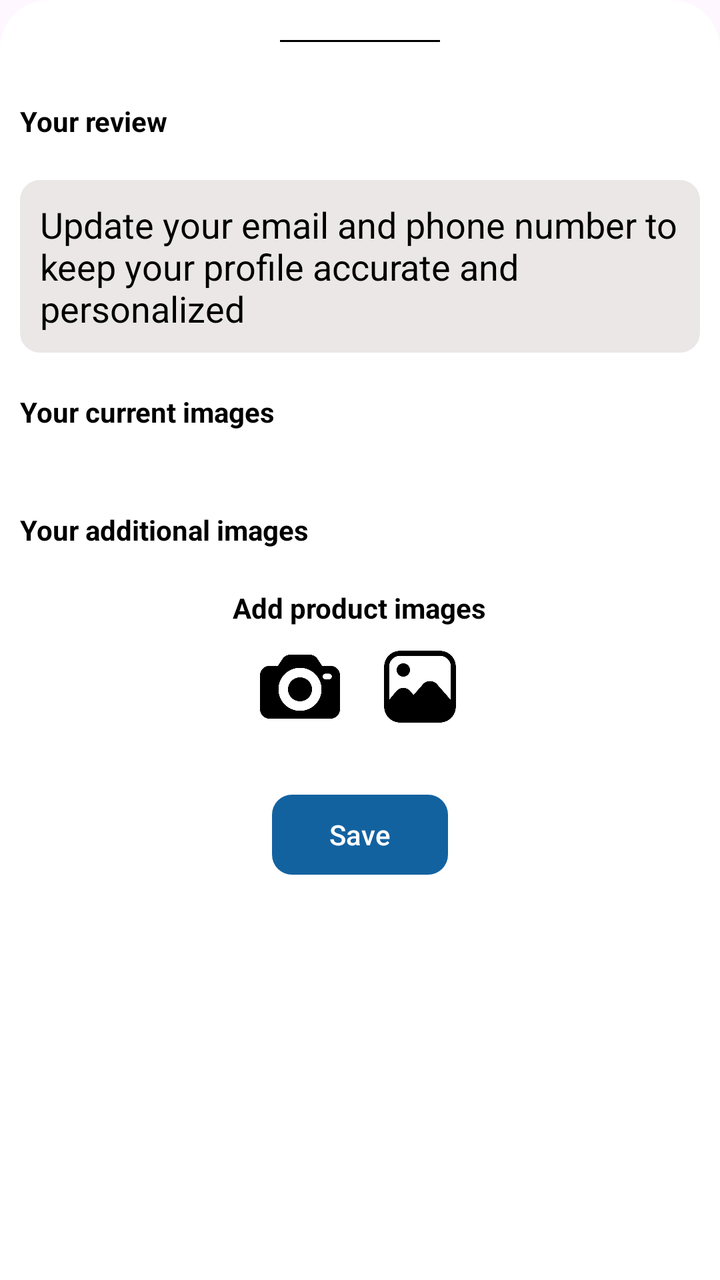
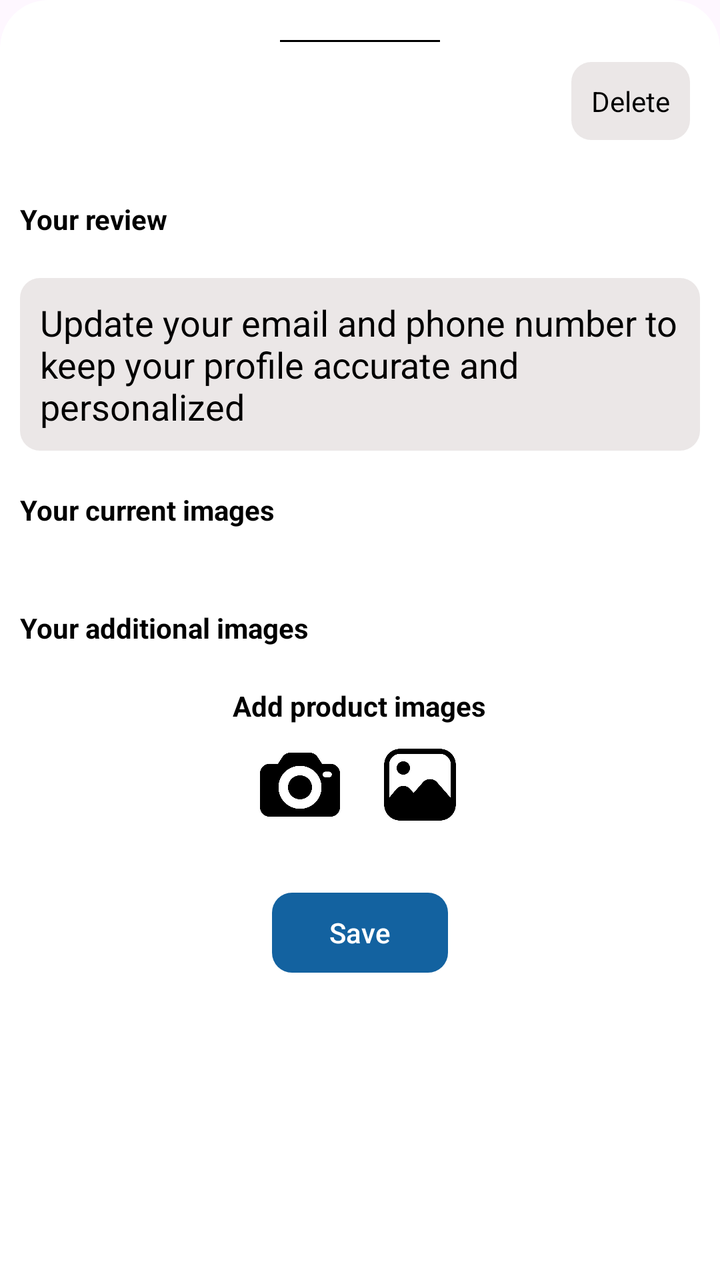

Screens rendered from an Android XML layout before and after an edit, with the pre-edit source and the edit as a unified diff.
<!-- AndroidManifest.xml: application theme Theme.ShoppingApp -->
<!-- res/layout/fragment_my_review.xml -->
<?xml version="1.0" encoding="utf-8"?>
<androidx.core.widget.NestedScrollView xmlns:android="http://schemas.android.com/apk/res/android"
    xmlns:app="http://schemas.android.com/apk/res-auto"
    xmlns:tools="http://schemas.android.com/tools"
    android:layout_width="match_parent"
    android:layout_height="match_parent"
    android:background="@drawable/corner_bottom_sheet"
    android:clipToOutline="true"
    android:orientation="vertical"
    tools:context=".ui.view.fragment.user.MyReviewFragment"
    tools:targetApi="31">
    
    <FrameLayout
        android:layout_width="match_parent"
        android:layout_height="wrap_content">

        <LinearLayout
            android:layout_width="match_parent"
            android:layout_height="wrap_content"
            android:orientation="vertical">

            <View
                android:layout_width="80dp"
                android:layout_height="1dp"
                android:layout_gravity="center_horizontal"
                android:layout_marginTop="20dp"
                android:background="@color/black" />

            <androidx.recyclerview.widget.RecyclerView
                android:id="@+id/recycler_view_star"
                android:layout_width="wrap_content"
                android:layout_height="wrap_content"
                android:layout_gravity="center_horizontal"
                android:layout_marginTop="20dp" />

            <com.google.android.material.textview.MaterialTextView
                android:layout_width="wrap_content"
                android:layout_height="wrap_content"
                android:layout_margin="10dp"
                android:text="@string/your_review"
                android:textColor="@color/black"
                android:textStyle="bold" />

            <androidx.appcompat.widget.AppCompatEditText
                android:id="@+id/edt_review"
                android:layout_width="match_parent"
                android:layout_height="wrap_content"
                android:layout_margin="10dp"
                android:background="@drawable/border_view"
                android:backgroundTint="@color/light_grey"
                android:inputType="textMultiLine"
                android:padding="10dp"
                android:text="@string/update_your_email_and_phone_number_to_keep_your_profile_accurate_and_personalized"
                android:textColor="@color/black" />

            <com.google.android.material.textview.MaterialTextView
                android:layout_width="wrap_content"
                android:layout_height="wrap_content"
                android:layout_margin="10dp"
                android:text="@string/your_images"
                android:textColor="@color/black"
                android:textStyle="bold" />

            <androidx.recyclerview.widget.RecyclerView
                android:id="@+id/recycler_view_review_image"
                android:layout_width="match_parent"
                android:layout_height="wrap_content"
                android:layout_margin="10dp" />

            <com.google.android.material.textview.MaterialTextView
                android:id="@+id/tv_ntts1"
                android:layout_width="wrap_content"
                android:layout_height="wrap_content"
                android:layout_gravity="center_horizontal"
                android:text="@string/nothing_to_show"
                android:visibility="gone" />

            <com.google.android.material.textview.MaterialTextView
                android:layout_width="wrap_content"
                android:layout_height="wrap_content"
                android:layout_marginStart="10dp"
                android:layout_marginTop="10dp"
                android:layout_marginEnd="10dp"
                android:text="@string/your_additional_images"
                android:textColor="@color/black"
                android:textStyle="bold" />

            <include
                android:id="@+id/layout_add_image"
                layout="@layout/layout_add_image"
                android:layout_width="match_parent"
                android:layout_height="wrap_content"
                android:layout_gravity="center_horizontal" />

            <com.google.android.material.textview.MaterialTextView
                android:id="@+id/tv_ntts2"
                android:layout_width="wrap_content"
                android:layout_height="wrap_content"
                android:layout_gravity="center_horizontal"
                android:text="@string/nothing_to_show"
                android:visibility="gone" />

            <com.google.android.material.button.MaterialButton
                android:id="@+id/btn_edit_review"
                android:layout_width="wrap_content"
                android:layout_height="wrap_content"
                android:layout_gravity="center_horizontal"
                android:layout_marginTop="20dp"
                android:layout_marginBottom="10dp"
                android:text="@string/save"
                android:textColor="@color/white"
                app:backgroundTint="@color/button_color"
                app:cornerRadius="10dp" />

        </LinearLayout>

        <include
            android:id="@+id/layout_shimmer"
            layout="@layout/layout_shimmer"
            android:layout_width="match_parent"
            android:layout_height="match_parent"
            android:visibility="gone" />

    </FrameLayout>

</androidx.core.widget.NestedScrollView>
<!-- res/layout/layout_add_image.xml (included above) -->
<?xml version="1.0" encoding="utf-8"?>
<LinearLayout xmlns:android="http://schemas.android.com/apk/res/android"
    android:layout_width="match_parent"
    android:layout_height="wrap_content"
    xmlns:app="http://schemas.android.com/apk/res-auto"
    android:orientation="vertical">

    <com.google.android.material.textview.MaterialTextView
        android:layout_width="wrap_content"
        android:layout_height="wrap_content"
        android:layout_gravity="center_horizontal"
        android:layout_marginTop="20dp"
        android:text="@string/add_product_images"
        android:textColor="@color/black"
        android:textStyle="bold" />

    <LinearLayout
        android:layout_width="wrap_content"
        android:layout_height="wrap_content"
        android:layout_gravity="center_horizontal"
        android:layout_marginTop="10dp"
        android:orientation="horizontal">

        <androidx.appcompat.widget.AppCompatImageView
            android:id="@+id/img_take_photo"
            android:layout_width="40dp"
            android:layout_height="40dp"
            app:srcCompat="@drawable/icon_photo_camera" />

        <androidx.appcompat.widget.AppCompatImageView
            android:id="@+id/img_gallery"
            android:layout_width="40dp"
            android:layout_height="40dp"
            android:layout_marginStart="20dp"
            app:srcCompat="@drawable/icon_from_gallery" />

    </LinearLayout>

    <androidx.recyclerview.widget.RecyclerView
        android:id="@+id/recycler_view_image"
        android:layout_width="match_parent"
        android:layout_height="wrap_content"
        android:layout_marginStart="10dp"
        android:layout_marginTop="10dp"
        android:layout_marginEnd="10dp" />

</LinearLayout>
<!-- res/layout/layout_shimmer.xml (included above) -->
<?xml version="1.0" encoding="utf-8"?>
<FrameLayout xmlns:android="http://schemas.android.com/apk/res/android"
    android:id="@+id/frame_shimmer"
    android:layout_width="match_parent"
    android:layout_height="match_parent">

    <View
        android:layout_width="match_parent"
        android:layout_height="match_parent"
        android:background="@color/over_lay" />

    <ProgressBar
        android:layout_width="wrap_content"
        android:layout_height="wrap_content"
        android:layout_gravity="center"
        android:indeterminateTint="@color/button_color" />

    <com.google.android.material.textview.MaterialTextView
        android:layout_width="wrap_content"
        android:layout_height="wrap_content"
        android:layout_gravity="center"
        android:layout_marginTop="50dp"
        android:text="@string/wait_a_second"
        android:textColor="@color/white"
        android:textStyle="bold" />

</FrameLayout>
<!-- resources referenced by this layout -->
<resources>
  <color name="black">#FF000000</color>
  <color name="button_color">#1362A0</color>
  <color name="light_grey">#EBE7E7</color>
  <color name="over_lay">#80000000</color>
  <color name="white">#FFFFFFFF</color>
  <!-- drawable border_view (drawable) -->
  <?xml version="1.0" encoding="utf-8"?>
  <shape xmlns:android="http://schemas.android.com/apk/res/android"
      android:shape="rectangle">
  
      <corners android:radius="10dp"/>
  
  </shape>
  <!-- drawable corner_bottom_sheet (drawable) -->
  <?xml version="1.0" encoding="utf-8"?>
  <shape xmlns:android="http://schemas.android.com/apk/res/android"
      android:shape="rectangle">
  
      <corners android:topLeftRadius="24dp"
          android:topRightRadius="24dp"/>
  
      <solid android:color="@color/white" />
  
  </shape>
  <!-- drawable icon_from_gallery: png bitmap (drawable, 10393 bytes) -->
  <!-- drawable icon_photo_camera: png bitmap (drawable, 13300 bytes) -->
  <string name="add_product_images">Add product images</string>
  <string name="nothing_to_show">Nothing to show</string>
  <string name="save">Save</string>
  <string name="update_your_email_and_phone_number_to_keep_your_profile_accurate_and_personalized">Update your email and phone number to keep your profile accurate and personalized</string>
  <string name="wait_a_second">Wait a second...</string>
  <string name="your_additional_images">Your additional images</string>
  <string name="your_images">Your current images</string>
  <string name="your_review">Your review</string>
  <style name="Theme.ShoppingApp" parent="Base.Theme.ShoppingApp" />
  <style name="Base.Theme.ShoppingApp" parent="Theme.Material3.DayNight.NoActionBar">
          
          
      </style>
</resources>

<!-- the commit's change to res/layout/fragment_my_review.xml (unified diff, before → after) -->
@@ -26,6 +26,19 @@
                 android:layout_marginTop="20dp"
                 android:background="@color/black" />
 
+            <com.google.android.material.textview.MaterialTextView
+                android:id="@+id/tv_delete"
+                android:layout_width="wrap_content"
+                android:layout_height="wrap_content"
+                android:layout_gravity="end"
+                android:layout_marginTop="10dp"
+                android:layout_marginEnd="15dp"
+                android:background="@drawable/border_view"
+                android:backgroundTint="@color/light_grey"
+                android:padding="10dp"
+                android:text="@string/delete"
+                android:textColor="@color/black" />
+
             <androidx.recyclerview.widget.RecyclerView
                 android:id="@+id/recycler_view_star"
                 android:layout_width="wrap_content"
<!-- resource entries referenced after the edit -->
@@ -27,6 +27,7 @@
   <!-- drawable icon_from_gallery: png bitmap (drawable, 10393 bytes) -->
   <!-- drawable icon_photo_camera: png bitmap (drawable, 13300 bytes) -->
   <string name="add_product_images">Add product images</string>
+  <string name="delete">Delete</string>
   <string name="nothing_to_show">Nothing to show</string>
   <string name="save">Save</string>
   <string name="update_your_email_and_phone_number_to_keep_your_profile_accurate_and_personalized">Update your email and phone number to keep your profile accurate and personalized</string>
